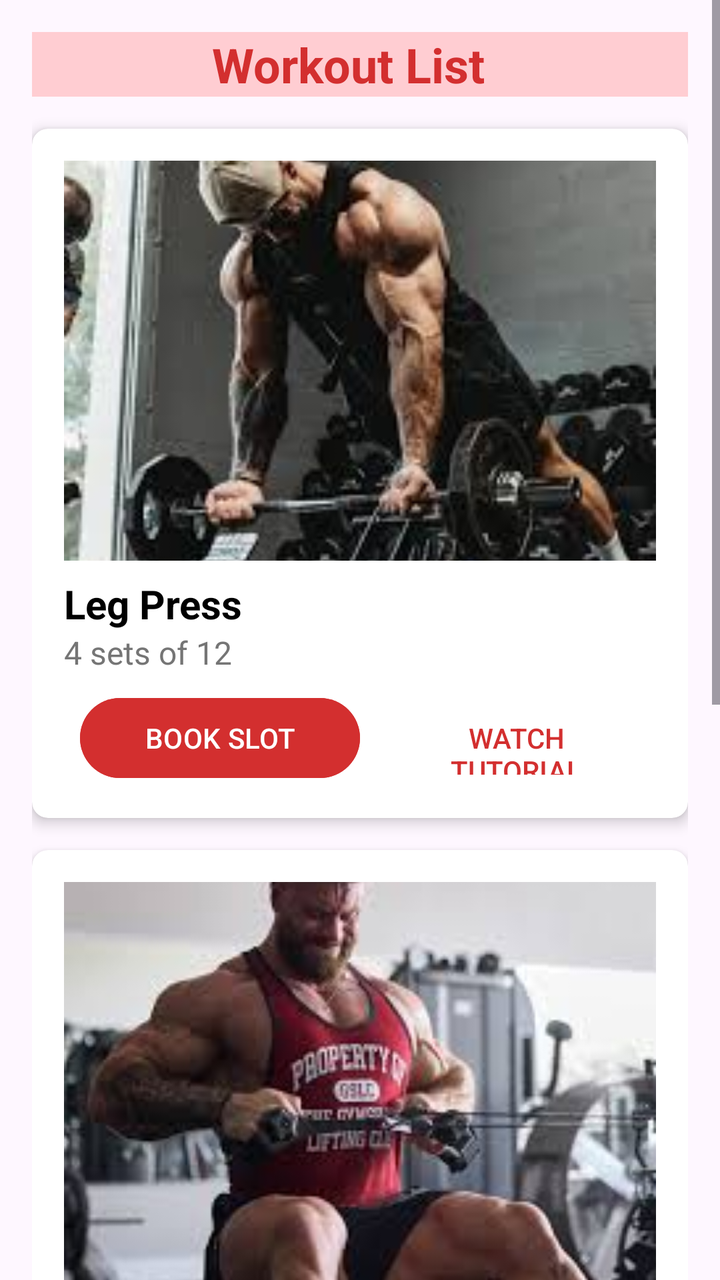
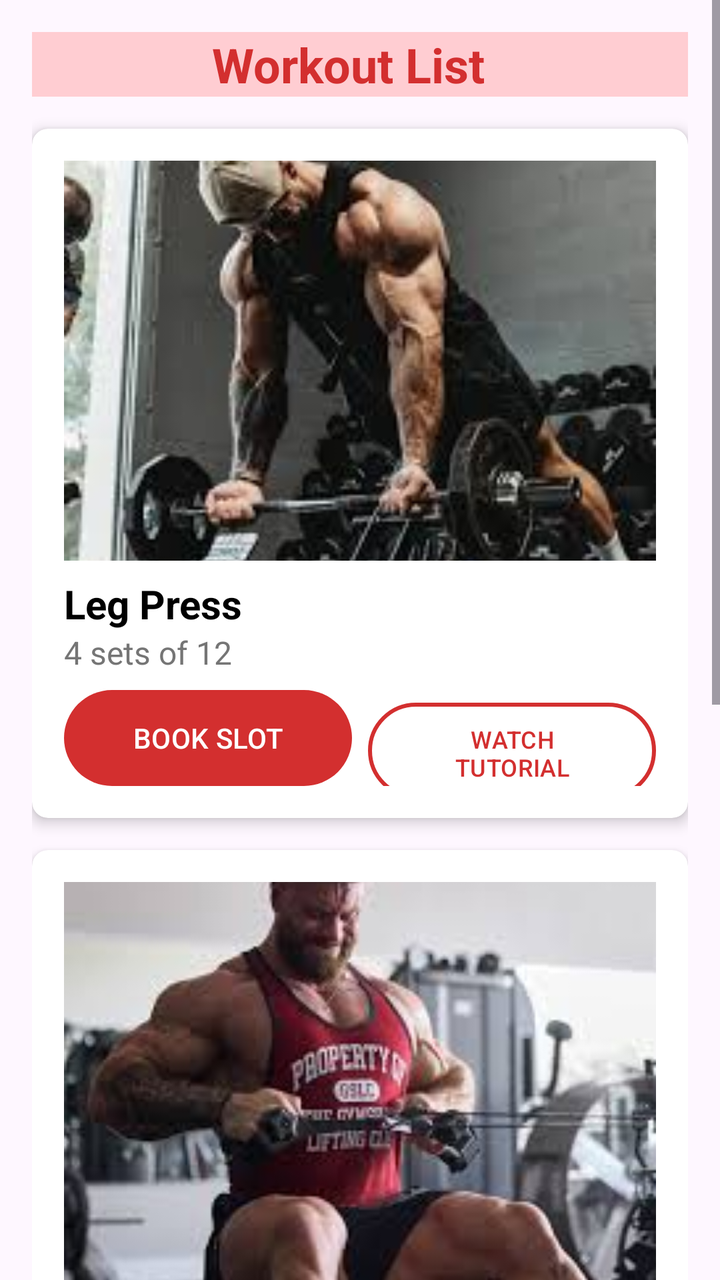

Compare the two renders of this Android layout. The source of the first and the diff that turns it into the second are given below.
<!-- AndroidManifest.xml: application theme Theme._21l_5812_A1 -->
<!-- res/layout/activity_workout.xml -->
<?xml version="1.0" encoding="utf-8"?>
<ScrollView xmlns:android="http://schemas.android.com/apk/res/android"
    xmlns:app="http://schemas.android.com/apk/res-auto"
    xmlns:tools="http://schemas.android.com/tools"
    android:id="@+id/main"
    android:layout_width="match_parent"
    android:layout_height="match_parent"
    tools:context=".Workout_Activity">
<LinearLayout
    android:layout_width="match_parent"
    android:layout_height="wrap_content"
    android:orientation="vertical"
    android:padding="16dp">
    <TextView
        android:paddingStart="90dp"
        android:background="@color/light_red"
        android:layout_width="match_parent"
        android:layout_height="wrap_content"
        android:text="Workout List"
        android:textSize="24sp"
        android:textColor="@color/primary_red"
        android:textStyle="bold"
        android:layout_marginBottom="16dp"
        tools:ignore="HardcodedText,RtlSymmetry" />
    <androidx.cardview.widget.CardView
        android:layout_width="match_parent"
        android:layout_height="wrap_content"
        android:layout_marginBottom="16dp"
        app:cardCornerRadius="8dp"
        app:cardElevation="4dp">

        <LinearLayout
            android:layout_width="match_parent"
            android:layout_height="wrap_content"
            android:orientation="vertical"
            android:padding="16dp">

            <ImageView
                android:id="@+id/imgLegPress"
                android:layout_width="match_parent"
                android:layout_height="200dp"
                android:contentDescription="Workout"
                android:scaleType="centerCrop"
                android:src="@drawable/biceps_workout"
                tools:ignore="HardcodedText" />

            <TextView
                android:id="@+id/txtLegPressName"
                android:layout_width="wrap_content"
                android:layout_height="wrap_content"
                android:layout_marginTop="8dp"
                android:text="Leg Press"
                android:textColor="@color/black"
                android:textSize="20sp"
                android:textStyle="bold"
                tools:ignore="HardcodedText" />

            <TextView
                android:id="@+id/txtLegPressInfo"
                android:layout_width="wrap_content"
                android:layout_height="wrap_content"
                android:layout_marginBottom="8dp"
                android:text="4 sets of 12"
                android:textColor="@color/gray"
                android:textSize="16sp"
                tools:ignore="HardcodedText" />

            <LinearLayout
                style="?android:attr/buttonBarStyle"
                android:layout_width="match_parent"
                android:layout_height="wrap_content"
                android:orientation="horizontal"
                android:weightSum="2">

                <Button
                    android:id="@+id/btnLegPressBook"
                    style="?android:attr/buttonBarButtonStyle"
                    android:layout_width="0dp"
                    android:layout_height="48dp"
                    android:layout_marginEnd="8dp"
                    android:layout_weight="1"
                    android:backgroundTint="@color/primary_red"
                    android:text="BOOK SLOT"
                    android:textColor="@color/white"
                    android:textSize="14sp"
                    tools:ignore="HardcodedText" />

                <Button
                    android:id="@+id/btnLegPressTutorial"
                    style="@style/Widget.AppCompat.Button.Borderless"
                    android:layout_width="0dp"
                    android:layout_height="48dp"
                    android:layout_weight="1"
                    android:text="WATCH TUTORIAL"
                    android:textColor="@color/primary_red"
                    android:textSize="14sp"
                    tools:ignore="HardcodedText" />

            </LinearLayout>

        </LinearLayout>

    </androidx.cardview.widget.CardView>


    <androidx.cardview.widget.CardView
        android:layout_width="match_parent"
        android:layout_height="wrap_content"
        android:layout_marginBottom="16dp"
        app:cardCornerRadius="8dp"
        app:cardElevation="4dp">

        <LinearLayout
            android:layout_width="match_parent"
            android:layout_height="wrap_content"
            android:orientation="vertical"
            android:padding="16dp">

            <ImageView
                android:contentDescription="Workout"
                android:id="@+id/imgLatPulldown"
                android:layout_width="match_parent"
                android:layout_height="200dp"
                android:scaleType="centerCrop"
                android:src="@drawable/back_workout"
                tools:ignore="HardcodedText" />

            <TextView
                android:id="@+id/txtLatPulldownName"
                android:layout_width="wrap_content"
                android:layout_height="wrap_content"
                android:text="Lat Pulldown"
                android:textSize="20sp"
                android:textColor="@color/black"
                android:textStyle="bold"
                android:layout_marginTop="8dp"
                tools:ignore="HardcodedText" />

            <TextView
                android:id="@+id/txtLatPulldownInfo"
                android:layout_width="wrap_content"
                android:layout_height="wrap_content"
                android:text="3 sets of 10"
                android:textSize="16sp"
                android:textColor="@color/gray"
                android:layout_marginBottom="8dp"
                tools:ignore="HardcodedText" />

            <LinearLayout
                style="?android:attr/buttonBarStyle"
                android:layout_width="match_parent"
                android:layout_height="wrap_content"
                android:orientation="horizontal"
                android:weightSum="2">

                <Button
                    android:id="@+id/btnLatPulldownBook"
                    style="?android:attr/buttonBarButtonStyle"
                    android:layout_width="0dp"
                    android:layout_height="48dp"
                    android:layout_weight="1"
                    android:layout_marginEnd="8dp"
                    android:text="BOOK SLOT"
                    android:backgroundTint="@color/primary_red"
                    android:textColor="@color/white"
                    android:textSize="14sp"
                    tools:ignore="HardcodedText" />

                <Button
                    android:id="@+id/btnLatPulldownTutorial"
                    android:layout_width="0dp"
                    android:layout_height="48dp"
                    android:layout_weight="1"
                    android:text="WATCH TUTORIAL"
                    android:textColor="@color/primary_red"
                    android:textSize="14sp"
                    style="@style/Widget.AppCompat.Button.Borderless"
                    tools:ignore="HardcodedText" />

            </LinearLayout>

        </LinearLayout>

    </androidx.cardview.widget.CardView>
    <androidx.cardview.widget.CardView
        android:layout_width="match_parent"
        android:layout_height="wrap_content"
        android:layout_marginBottom="16dp"
        app:cardCornerRadius="8dp"
        app:cardElevation="4dp">

        <LinearLayout
            android:layout_width="match_parent"
            android:layout_height="wrap_content"
            android:orientation="vertical"
            android:padding="16dp">

            <ImageView
                android:contentDescription="Workout"
                android:id="@+id/imgChestPress"
                android:layout_width="match_parent"
                android:layout_height="200dp"
                android:scaleType="centerCrop"
                android:src="@drawable/biceps_workout"
                tools:ignore="HardcodedText" />

            <TextView
                android:id="@+id/txtChestPressName"
                android:layout_width="wrap_content"
                android:layout_height="wrap_content"
                android:text="Chest Press"
                android:textSize="20sp"
                android:textColor="@color/black"
                android:textStyle="bold"
                android:layout_marginTop="8dp"
                tools:ignore="HardcodedText" />

            <TextView
                android:id="@+id/txtChestPressInfo"
                android:layout_width="wrap_content"
                android:layout_height="wrap_content"
                android:text="3 sets of 12"
                android:textSize="16sp"
                android:textColor="@color/gray"
                android:layout_marginBottom="8dp"
                tools:ignore="HardcodedText" />

            <LinearLayout
                style="?android:attr/buttonBarStyle"
                android:layout_width="match_parent"
                android:layout_height="wrap_content"
                android:orientation="horizontal"
                android:weightSum="2">

                <Button
                    android:id="@+id/btnChestPressBook"
                    style="?android:attr/buttonBarButtonStyle"
                    android:layout_width="0dp"
                    android:layout_height="48dp"
                    android:layout_weight="1"
                    android:layout_marginEnd="8dp"
                    android:text="BOOK SLOT"
                    android:backgroundTint="@color/primary_red"
                    android:textColor="@color/white"
                    android:textSize="14sp"
                    tools:ignore="HardcodedText" />

                <Button
                    android:id="@+id/btnChestPressTutorial"
                    android:layout_width="0dp"
                    android:layout_height="48dp"
                    android:layout_weight="1"
                    android:text="WATCH TUTORIAL"
                    android:background="@color/primary_red"
                    android:textSize="14sp"
                    tools:ignore="ButtonStyle,HardcodedText" />

            </LinearLayout>

        </LinearLayout>

    </androidx.cardview.widget.CardView>


</LinearLayout>
</ScrollView>
<!-- resources referenced by this layout -->
<resources>
  <color name="black">#000000</color>
  <color name="gray">#757575</color>
  <color name="light_red">#FFCDD2</color>
  <color name="primary_red">#D32F2F</color>
  <color name="white">#FFFFFF</color>
  <!-- drawable back_workout: jpg bitmap (drawable, 8445 bytes) -->
  <!-- drawable biceps_workout: jpg bitmap (drawable, 9092 bytes) -->
  <style name="Theme._21l_5812_A1" parent="Base.Theme._21l_5812_A1" />
  <style name="Base.Theme._21l_5812_A1" parent="Theme.Material3.DayNight.NoActionBar">
          
          
      </style>
</resources>

<!-- the commit's change to res/layout/activity_workout.xml (unified diff, before → after) -->
@@ -66,7 +66,6 @@
                 tools:ignore="HardcodedText" />
 
             <LinearLayout
-                style="?android:attr/buttonBarStyle"
                 android:layout_width="match_parent"
                 android:layout_height="wrap_content"
                 android:orientation="horizontal"
@@ -74,12 +73,12 @@
 
                 <Button
                     android:id="@+id/btnLegPressBook"
-                    style="?android:attr/buttonBarButtonStyle"
                     android:layout_width="0dp"
                     android:layout_height="48dp"
                     android:layout_marginEnd="8dp"
                     android:layout_weight="1"
-                    android:backgroundTint="@color/primary_red"
+                    android:background="@drawable/button_rounded_red"
+                    app:backgroundTint="@null"
                     android:text="BOOK SLOT"
                     android:textColor="@color/white"
                     android:textSize="14sp"
@@ -87,13 +86,14 @@
 
                 <Button
                     android:id="@+id/btnLegPressTutorial"
-                    style="@style/Widget.AppCompat.Button.Borderless"
-                    android:layout_width="0dp"
-                    android:layout_height="48dp"
-                    android:layout_weight="1"
+                    android:layout_width="0dp"
+                    android:layout_height="48dp"
+                    android:layout_weight="1"
+                    android:background="@drawable/button_border_red"
+                    app:backgroundTint="@null"
                     android:text="WATCH TUTORIAL"
                     android:textColor="@color/primary_red"
-                    android:textSize="14sp"
+                    android:textSize="12sp"
                     tools:ignore="HardcodedText" />
 
             </LinearLayout>
@@ -147,7 +147,6 @@
                 tools:ignore="HardcodedText" />
 
             <LinearLayout
-                style="?android:attr/buttonBarStyle"
                 android:layout_width="match_parent"
                 android:layout_height="wrap_content"
                 android:orientation="horizontal"
@@ -155,13 +154,13 @@
 
                 <Button
                     android:id="@+id/btnLatPulldownBook"
-                    style="?android:attr/buttonBarButtonStyle"
                     android:layout_width="0dp"
                     android:layout_height="48dp"
                     android:layout_weight="1"
                     android:layout_marginEnd="8dp"
+                    android:background="@drawable/button_rounded_red"
+                    app:backgroundTint="@null"
                     android:text="BOOK SLOT"
-                    android:backgroundTint="@color/primary_red"
                     android:textColor="@color/white"
                     android:textSize="14sp"
                     tools:ignore="HardcodedText" />
@@ -171,10 +170,11 @@
                     android:layout_width="0dp"
                     android:layout_height="48dp"
                     android:layout_weight="1"
+                    android:background="@drawable/button_border_red"
+                    app:backgroundTint="@null"
                     android:text="WATCH TUTORIAL"
                     android:textColor="@color/primary_red"
-                    android:textSize="14sp"
-                    style="@style/Widget.AppCompat.Button.Borderless"
+                    android:textSize="12sp"
                     tools:ignore="HardcodedText" />
 
             </LinearLayout>
@@ -226,7 +226,6 @@
                 tools:ignore="HardcodedText" />
 
             <LinearLayout
-                style="?android:attr/buttonBarStyle"
                 android:layout_width="match_parent"
                 android:layout_height="wrap_content"
                 android:orientation="horizontal"
@@ -234,13 +233,13 @@
 
                 <Button
                     android:id="@+id/btnChestPressBook"
-                    style="?android:attr/buttonBarButtonStyle"
                     android:layout_width="0dp"
                     android:layout_height="48dp"
                     android:layout_weight="1"
                     android:layout_marginEnd="8dp"
+                    android:background="@drawable/button_rounded_red"
+                    app:backgroundTint="@null"
                     android:text="BOOK SLOT"
-                    android:backgroundTint="@color/primary_red"
                     android:textColor="@color/white"
                     android:textSize="14sp"
                     tools:ignore="HardcodedText" />
@@ -250,10 +249,12 @@
                     android:layout_width="0dp"
                     android:layout_height="48dp"
                     android:layout_weight="1"
+                    android:background="@drawable/button_border_red"
+                    app:backgroundTint="@null"
                     android:text="WATCH TUTORIAL"
-                    android:background="@color/primary_red"
-                    android:textSize="14sp"
-                    tools:ignore="ButtonStyle,HardcodedText" />
+                    android:textColor="@color/primary_red"
+                    android:textSize="12sp"
+                    tools:ignore="HardcodedText" />
 
             </LinearLayout>
 
<!-- resource entries referenced after the edit -->
@@ -7,6 +7,26 @@
   <color name="white">#FFFFFF</color>
   <!-- drawable back_workout: jpg bitmap (drawable, 8445 bytes) -->
   <!-- drawable biceps_workout: jpg bitmap (drawable, 9092 bytes) -->
+  <!-- drawable button_border_red (drawable) -->
+  <?xml version="1.0" encoding="utf-8"?>
+  <shape xmlns:android="http://schemas.android.com/apk/res/android">
+      <stroke
+          android:width="2dp"
+          android:color="@color/primary_red" />
+      <corners android:radius="24dp" />
+      <padding
+          android:bottom="8dp"
+          android:left="16dp"
+          android:right="16dp"
+          android:top="8dp" />
+  </shape>
+  <!-- drawable button_rounded_red (drawable) -->
+  <?xml version="1.0" encoding="utf-8"?>
+  <shape xmlns:android="http://schemas.android.com/apk/res/android"
+      android:shape="rectangle">
+      <solid android:color="@color/primary_red" />
+      <corners android:radius="40dp" />
+  </shape>
   <style name="Theme._21l_5812_A1" parent="Base.Theme._21l_5812_A1" />
   <style name="Base.Theme._21l_5812_A1" parent="Theme.Material3.DayNight.NoActionBar">
           
